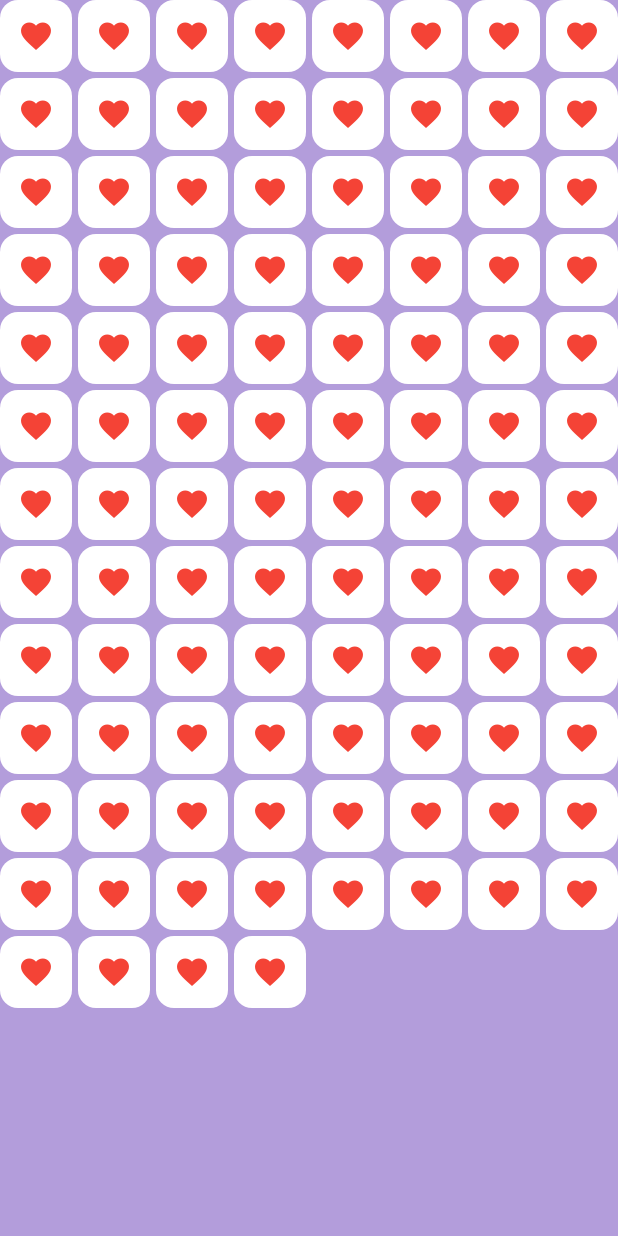
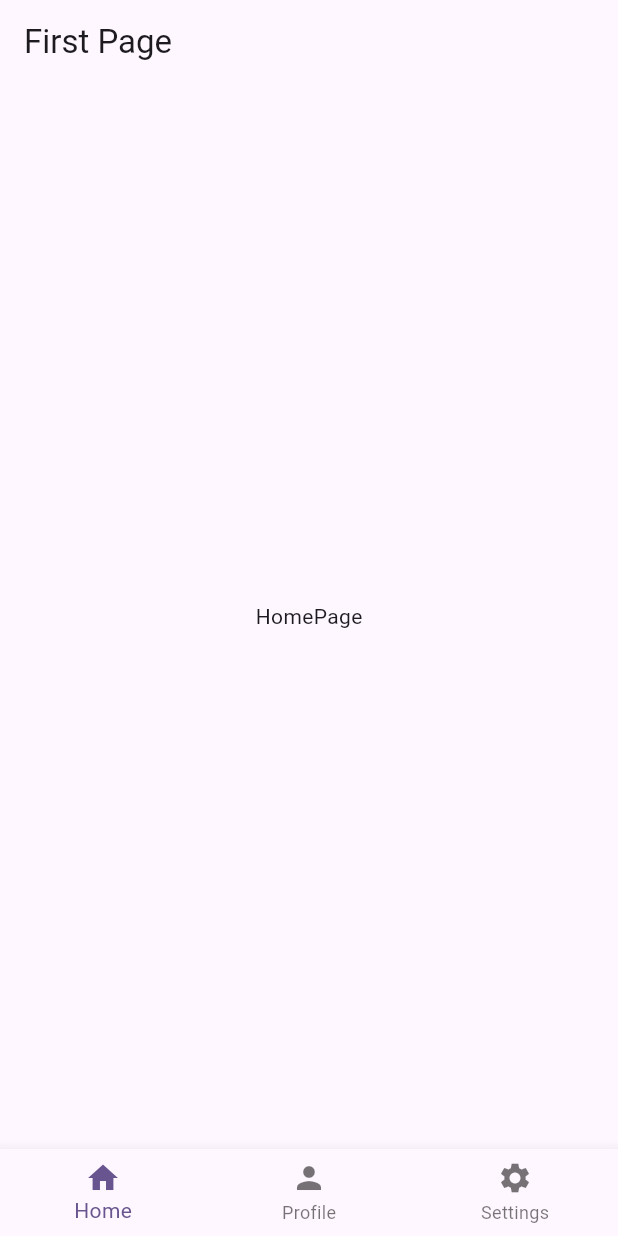
Before and after one commit to Dianagit168/flutter_masterclass, a Flutter app: the screen it shows after launch, on a phone screen of 412 x 824 dp. Run offline on Flutter 3.47's test engine with Material 3 defaults, Android fonts, the phone set to English and light mode, and no system bars.

Commit message:
feat(beginner): implement on firstpage

```diff
--- /dev/null
+++ b/lib/first_page.dart
@@ -0,0 +1,42 @@
+import 'package:flutter/material.dart';
+import 'package:flutter_maserclass/home_page.dart';
+import 'package:flutter_maserclass/profile_page.dart';
+import 'package:flutter_maserclass/setting_page.dart';
+
+class FirstPage extends StatefulWidget {
+  const FirstPage({super.key});
+
+  @override
+  State<FirstPage> createState() => _FirstPageState();
+}
+
+class _FirstPageState extends State<FirstPage> {
+  int selectedIndex = 0;
+  List page = [
+    const HomePage(),
+    const ProfilePage(),
+    const SettingPage(),
+  ];
+  @override
+  Widget build(BuildContext context) {
+    return Scaffold(
+      appBar: AppBar(
+        title: const Text('First Page'),
+      ),
+      body: page[selectedIndex],
+      bottomNavigationBar: BottomNavigationBar(
+        currentIndex: selectedIndex,
+        onTap: (value) {
+          setState(() {
+            selectedIndex = value;
+          });
+        },
+        items: const [
+          BottomNavigationBarItem(icon: Icon(Icons.home), label: "Home"),
+          BottomNavigationBarItem(icon: Icon(Icons.person), label: "Profile"),
+          BottomNavigationBarItem(icon: Icon(Icons.settings), label: "Settings")
+        ],
+      ),
+    );
+  }
+}
--- /dev/null
+++ b/lib/home_page.dart
@@ -0,0 +1,12 @@
+import 'package:flutter/material.dart';
+
+class HomePage extends StatelessWidget {
+  const HomePage({super.key});
+
+  @override
+  Widget build(BuildContext context) {
+    return const Center(
+      child: Text('HomePage'),
+    );
+  }
+}
--- a/lib/main.dart
+++ b/lib/main.dart
@@ -1,4 +1,5 @@
 import 'package:flutter/material.dart';
+import 'package:flutter_maserclass/first_page.dart';
 
 void main() {
   runApp(const MyApp());
@@ -15,7 +16,7 @@
         colorScheme: ColorScheme.fromSeed(seedColor: Colors.deepPurple),
         useMaterial3: true,
       ),
-      home: const MyHomePage(),
+      home: const FirstPage(),
     );
   }
 }
```
Also changed, not shown: lib/profile_page.dart (added, +12 -0 lines), lib/setting_page.dart (added, +12 -0 lines).
